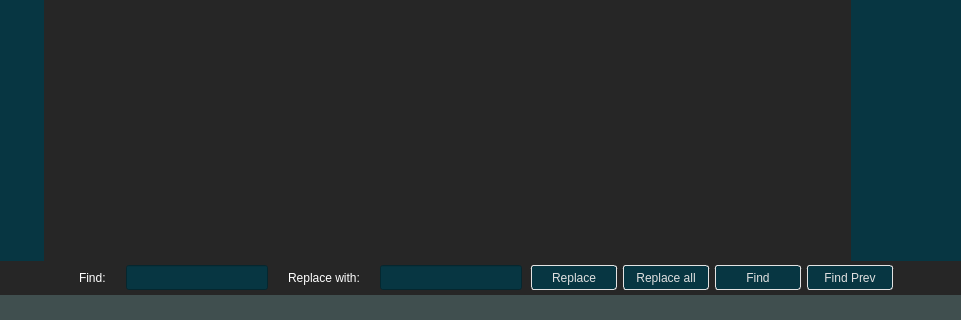
First picture: the form in src/mainwindow.ui, repository jubal-R/Geist, before the edit; both pictures show x 0 to 961 and y 249 to 569 of the 961 by 569 pixel window.
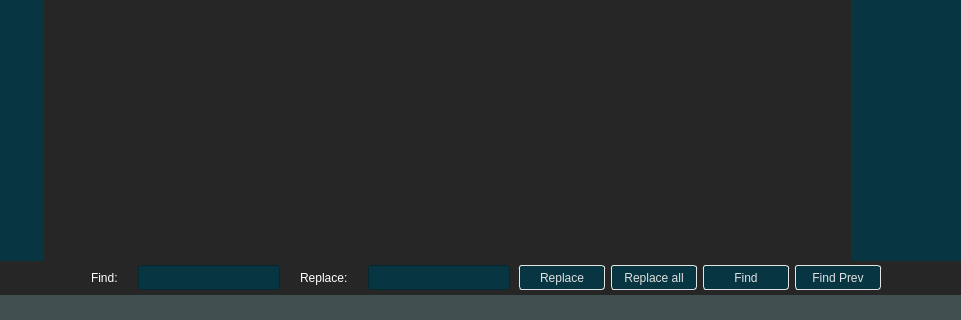
Second picture: the form after the edit.

The edit to the form file:
```diff
--- a/src/mainwindow.ui
+++ b/src/mainwindow.ui
@@ -284,7 +284,7 @@
           <string notr="true"/>
          </property>
          <property name="text">
-          <string>Replace with:</string>
+          <string>Replace:</string>
          </property>
         </widget>
        </item>
```
Left out of the diff: 2 changed lines with no effect on the pictures.
